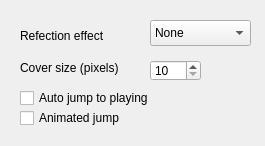
First picture: the form in src/context/applets/coverbling/coverblingSettings.ui, repository KDE/amarok, before the edit.
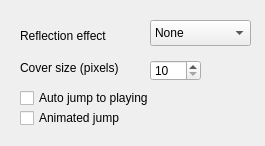
Second picture: the form after the edit.

Commit message:
Fix two typos in the CoverBling applet.
Thanks to Yuri Chornoivan for noticing this.

```diff
--- a/src/context/applets/coverbling/coverblingSettings.ui
+++ b/src/context/applets/coverbling/coverblingSettings.ui
@@ -23,7 +23,7 @@
     </rect>
    </property>
    <property name="text">
-    <string>Refection effect</string>
+    <string>Reflection effect</string>
    </property>
   </widget>
   <widget class="QLabel" name="label_3">
```
The commit also changes 1 other file.
